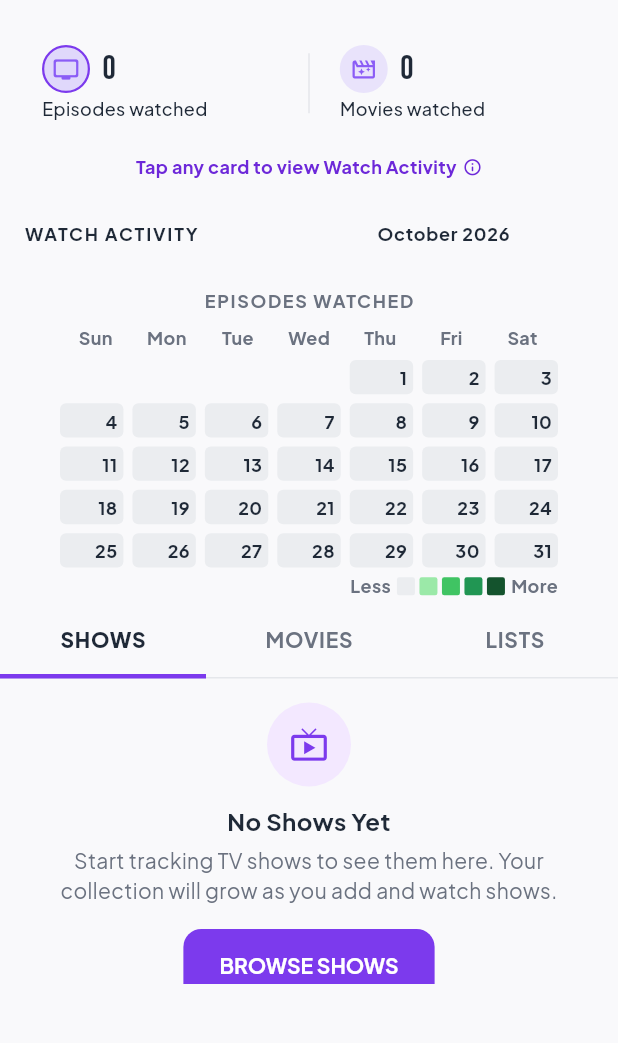
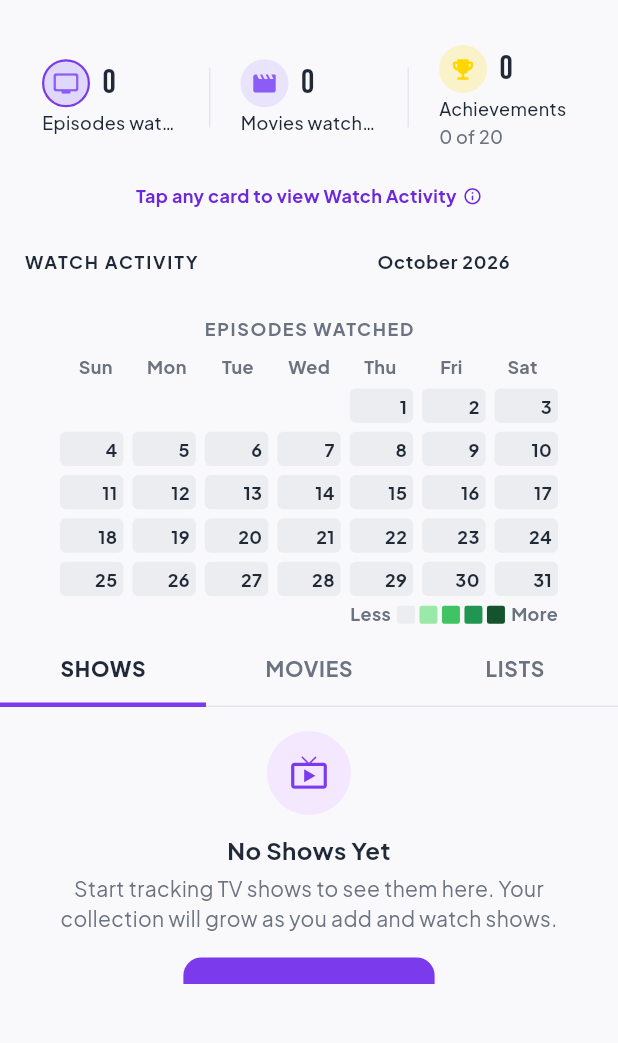
Before and after one commit to mjwaghmare/TellyBinge, a Flutter app: the ProfilePage screen opened directly, after a tap on an icon or button, on a phone screen of 412 x 824 dp, the part 87-1130 px from its top. Run offline on Flutter 3.47's test engine with Material 3 defaults, Android fonts, the light colour scheme and no system bars; drawn by our look-alikes of skeletonizer; our stand-ins replace cached_network_image, cloud_firestore, confetti, csv, dio, equatable and 18 more; missing offline and left inert: flutter_dynamic_icon_plus, home_widget, quick_actions, shake, workmanager; accounts and stored records are empty; network calls fail; statements that could not run were skipped.

Commit message:
feat: add achievements stat column with navigation to profile page

```diff
--- a/lib/features/profile/presentation/pages/profile_page.dart
+++ b/lib/features/profile/presentation/pages/profile_page.dart
@@ -35,6 +35,8 @@ import '../../../explore/presentation/pages/movie_details_page.dart';
 import '../../../movies/presentation/cubit/movie_watchlist_cubit.dart';
 import '../../../movies/presentation/cubit/movie_watchlist_state.dart';
 import '../../../show_details/presentation/pages/show_details_page.dart';
+import '../../domain/services/achievements_service.dart';
+import 'achievements_page.dart';
 // import '../../domain/models/cinema_passport.dart';
 // import '../../domain/services/cinema_passport_service.dart';
 import '../cubit/profile_heatmap_cubit.dart';
@@ -708,6 +710,9 @@ class _ProfilePageState extends State<ProfilePage> with SingleTickerProviderStat
                 final stats = _calculateProfileStats(watchlistState, showWatchlistState);
                 final totalMinutes = stats.totalMovieMinutes;
                 final totalShowMinutes = stats.totalShowMinutes;
+                final achievements = AchievementsService.evaluate(movies: rawMovies, shows: rawShows);
+                final unlockedAchievements = achievements.where((a) => a.isUnlocked).length;
+                final totalAchievements = achievements.length;
 
                 final hasNoShows = showWatchlistState is TvShowWatchlistSuccess && showWatchlistState.shows.isEmpty;
                 final Widget showsEmptyWidget = hasNoShows
@@ -829,13 +834,38 @@ class _ProfilePageState extends State<ProfilePage> with SingleTickerProviderStat
                                   ),
                                   Expanded(
                                     child: _buildStatColumn(
-                                      icon: const Icon(Icons.movie_filter_outlined, color: AppColors.primary, size: 18),
+                                      icon: const Icon(Icons.movie_rounded, color: AppColors.primary, size: 18),
                                       count: '${watchedMovies.length}',
                                       label: 'Movies watched',
                                       timeSpent: _formatTime(totalMinutes),
                                       isSelected: _isHeatmapExpanded && _heatmapPageIndex == 1,
                                       onTap: () {
                                         _toggleHeatmap(1);
+                                      },
+                                    ),
+                                  ),
+                                  Container(
+                                    height: 40,
+                                    width: 1,
+                                    margin: const EdgeInsets.symmetric(horizontal: AppSpacing.xs),
+                                    color: Theme.of(context).brightness == Brightness.light
+                                        ? AppColors.borderLight
+                                        : AppColors.borderDark,
+                                  ),
+                                  Expanded(
+                                    child: _buildStatColumn(
+                                      icon: const Icon(Icons.emoji_events_rounded, color: AppColors.gold, size: 18),
+                                      count: '$unlockedAchievements',
+                                      label: 'Achievements',
+                                      timeSpent: '$unlockedAchievements of $totalAchievements',
+                                      accentColor: AppColors.gold,
+                                      isSelected: false,
+                                      onTap: () {
+                                        AppHaptics.lightImpact();
+                                        Navigator.push(
+                                          context,
+                                          MaterialPageRoute(builder: (_) => const AchievementsPage()),
+                                        );
                                       },
                                     ),
                                   ),
@@ -1386,8 +1416,13 @@ class _ProfilePageState extends State<ProfilePage> with SingleTickerProviderStat
     required String timeSpent,
     required VoidCallback onTap,
     bool isSelected = false,
+    Color? accentColor,
   }) {
     final isLight = Theme.of(context).brightness == Brightness.light;
+    final Color effectiveAccent = accentColor ?? AppColors.primary;
+    final Color effectiveAccentLight = accentColor != null ? accentColor.withValues(alpha: 0.8) : AppColors.primaryLight;
+    final Color effectiveAccentDark = accentColor ?? AppColors.lightPrimary;
+
     return InkWell(
       onTap: onTap,
       borderRadius: BorderRadius.circular(12),
@@ -1408,14 +1443,14 @@ class _ProfilePageState extends State<ProfilePage> with SingleTickerProviderStat
                   decoration: BoxDecoration(
                     color: isSelected
                         ? (isLight
-                              ? AppColors.primaryLight.withValues(alpha: 0.3)
-                              : AppColors.primary.withValues(alpha: 0.25))
+                              ? effectiveAccentLight.withValues(alpha: 0.3)
+                              : effectiveAccent.withValues(alpha: 0.25))
                         : (isLight
-                              ? AppColors.primaryLight.withValues(alpha: 0.2)
-                              : AppColors.primary.withValues(alpha: 0.15)),
+                              ? effectiveAccentLight.withValues(alpha: 0.2)
+                              : effectiveAccent.withValues(alpha: 0.15)),
                     shape: BoxShape.circle,
                     border: Border.all(
-                      color: isSelected ? (isLight ? AppColors.lightPrimary : AppColors.primary) : Colors.transparent,
+                      color: isSelected ? (isLight ? effectiveAccentDark : effectiveAccent) : Colors.transparent,
                       width: 1.5,
                     ),
                   ),
```
